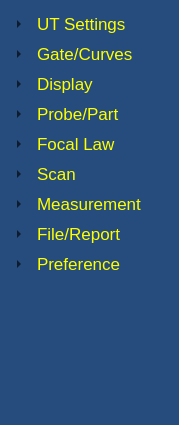
This is ui/menu/main_menu.ui in 15903016222/Voice as Qt 5 draws it before an edit. The edited form follows.
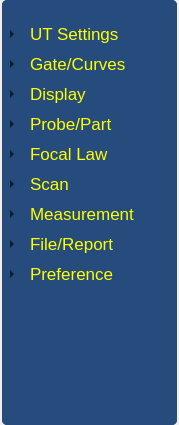
This is the edited form. Icons and pictures are not drawn.

The edit to the form file:
```diff
--- a/ui/menu/main_menu.ui
+++ b/ui/menu/main_menu.ui
@@ -15,13 +15,13 @@
   </property>
   <layout class="QGridLayout" name="gridLayout">
    <property name="leftMargin">
-    <number>0</number>
+    <number>2</number>
    </property>
    <property name="topMargin">
     <number>0</number>
    </property>
    <property name="rightMargin">
-    <number>0</number>
+    <number>2</number>
    </property>
    <property name="bottomMargin">
     <number>0</number>
@@ -32,10 +32,43 @@
    <item row="0" column="0">
     <widget class="QWidget" name="widget" native="true">
      <property name="styleSheet">
-      <string notr="true">background-color: rgb(37, 76, 124);</string>
+      <string notr="true">background-color: rgb(37, 76, 124);
+border-radius: 5px;</string>
      </property>
-     <layout class="QGridLayout" name="gridLayout_2">
-      <item row="0" column="0">
+     <layout class="QGridLayout" name="gridLayout_2" rowstretch="1,20,1">
+      <property name="leftMargin">
+       <number>0</number>
+      </property>
+      <property name="topMargin">
+       <number>0</number>
+      </property>
+      <property name="rightMargin">
+       <number>0</number>
+      </property>
+      <property name="bottomMargin">
+       <number>0</number>
+      </property>
+      <property name="spacing">
+       <number>0</number>
+      </property>
+      <item row="2" column="0">
+       <widget class="QPushButton" name="pushButton_down">
+        <property name="sizePolicy">
+         <sizepolicy hsizetype="Preferred" vsizetype="Preferred">
+          <horstretch>0</horstretch>
+          <verstretch>0</verstretch>
+         </sizepolicy>
+        </property>
+        <property name="text">
+         <string/>
+        </property>
+        <property name="icon">
+         <iconset resource="../main_window.qrc">
+          <normaloff>:/file/resources/down.png</normaloff>:/file/resources/down.png</iconset>
+        </property>
+       </widget>
+      </item>
+      <item row="1" column="0">
        <widget class="QTreeWidget" name="treeWidget">
         <property name="sizePolicy">
          <sizepolicy hsizetype="Preferred" vsizetype="Preferred">
@@ -316,6 +349,23 @@
         </item>
        </widget>
       </item>
+      <item row="0" column="0">
+       <widget class="QPushButton" name="pushButton_up">
+        <property name="sizePolicy">
+         <sizepolicy hsizetype="Preferred" vsizetype="Preferred">
+          <horstretch>0</horstretch>
+          <verstretch>0</verstretch>
+         </sizepolicy>
+        </property>
+        <property name="text">
+         <string/>
+        </property>
+        <property name="icon">
+         <iconset resource="../main_window.qrc">
+          <normaloff>:/file/resources/up.png</normaloff>:/file/resources/up.png</iconset>
+        </property>
+       </widget>
+      </item>
      </layout>
     </widget>
    </item>
```
Left out of the diff: 4 changed lines with no effect on the pictures.
